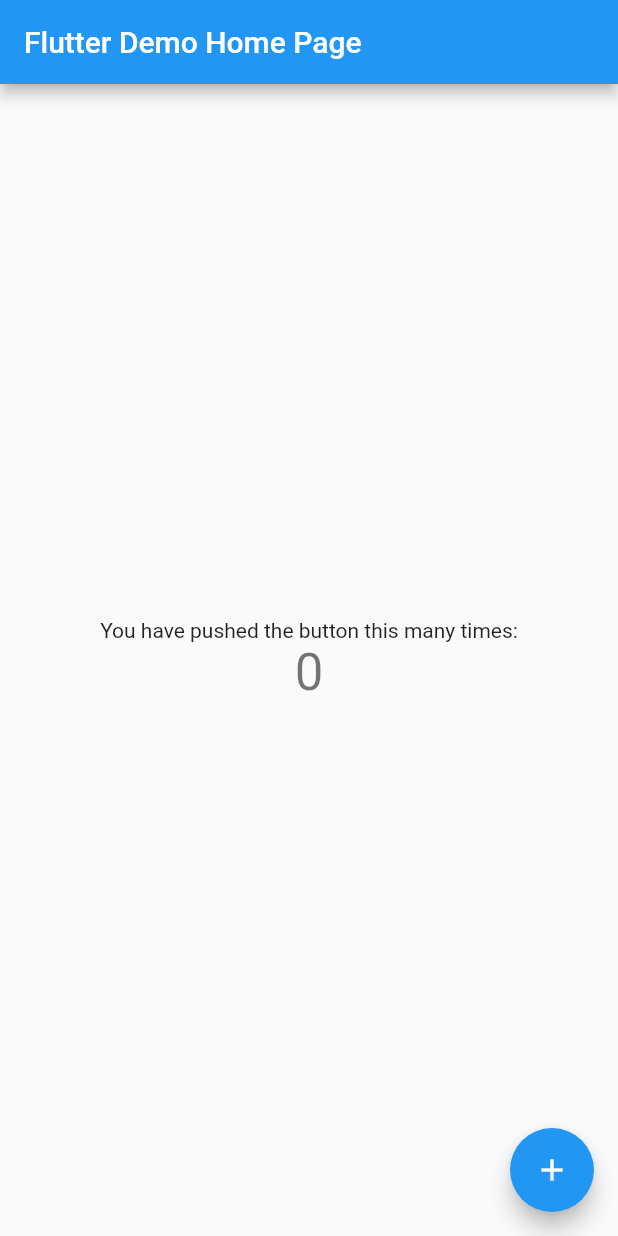
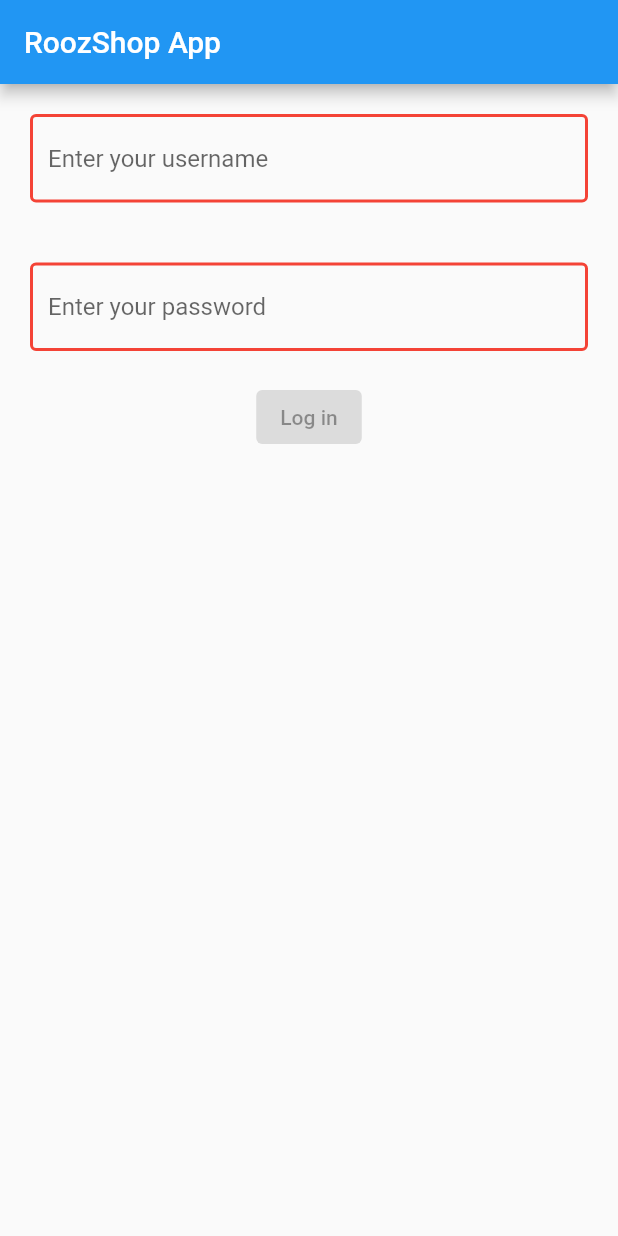
Before and after one commit to maroozrokh/shopingApp1, a Flutter app: the screen it shows after launch, on a phone screen of 412 x 824 dp. Run offline on Flutter 3.47's test engine with Material 2 defaults, Android fonts, the light colour scheme and no system bars; statements that could not run were skipped.

Commit message:
first commit

```diff
--- /dev/null
+++ b/lib/MyHomePage.dart
@@ -0,0 +1,50 @@
+import 'package:flutter/cupertino.dart';
+import 'package:flutter/material.dart';
+
+class MyHomePage extends StatefulBuilder {
+  const MyHomePage({super.key});
+
+
+  final String title;
+
+  @override
+  State<MyHomePage> createState() => _MyHomePageState();
+}
+
+class _MyHomePageState extends State<MyHomePage> {
+  // int _counter = 0;
+
+  // void _incrementCounter() {
+  //   setState(() {
+
+  //     _counter++;
+  //   });
+  // }
+
+  @override
+  Widget build(BuildContext context) {
+
+    return Scaffold(
+      appBar: AppBar(
+        title: Text(widget.title),
+      ),
+      body: Center(
+        child: Column(
+          children: <Widget>[
+            const Text(
+              'You have pushed the button this many times:',
+            ),
+            Text('hi'
+              ,
+              style: Theme.of(context).textTheme.headline4,
+            ),
+          ],
+        ),
+      ),
+      floatingActionButton: FloatingActionButton(
+        onPressed: (){},
+          child: const Icon(Icons.add),
+      ),
+    );
+  }
+}
--- /dev/null
+++ b/lib/log_in.dart
@@ -0,0 +1,111 @@
+import 'package:flutter/cupertino.dart';
+import 'package:flutter/material.dart';
+
+class LogIn extends StatefulWidget {
+  const LogIn({super.key});
+
+  @override
+  State<LogIn> createState() => _LogIn();
+}
+
+class _LogIn extends State<LogIn> {
+  get child => null;
+
+  @override
+  Widget build(BuildContext context) {
+    return Scaffold(
+      appBar: AppBar(title: Text("RoozShop App")),
+      body:Center(
+
+        child: Column(
+
+         children: const <Widget>[
+
+            Padding(padding: EdgeInsets.all(20),
+            child:
+               TextField(
+
+                decoration:  InputDecoration(
+                  focusedBorder: OutlineInputBorder(
+                    // borderRadius:  BorderRadius.circular(12),
+                    borderSide: BorderSide(color: Colors.green, width: 2.0),
+
+                  ),
+                  enabledBorder: OutlineInputBorder(
+                    borderSide: BorderSide(color: Colors.red, width: 2.0),
+
+                  ),
+
+                  hintText: 'Enter your username',
+
+                ),
+                // onSubmitted: (String value){
+                //   debugPrint(value);
+                // },
+                // controller: _controller,
+                // onSubmitted: (String value) {
+                //   debugPrint(value);
+                // },
+                           ),),
+
+
+        Padding(padding: EdgeInsets.all(20),
+            child:
+               TextField(
+
+                decoration:  InputDecoration(
+                    // border:  OutlineInputBorder(
+                    // borderRadius: BorderRadius.circular(6)),
+
+                  focusedBorder: OutlineInputBorder(
+                    // borderRadius: BorderRadius.circular(20),
+
+                    borderSide: BorderSide(color: Colors.green, width: 2.0 ),
+
+                  ),
+                  enabledBorder: OutlineInputBorder(
+                    borderSide: BorderSide(color: Colors.red, width: 2.0),
+
+                  ),
+
+
+                  hintText: 'Enter your password',
+
+                ),
+                // onSubmitted: (String value){
+                //   debugPrint(value);
+                // },
+                // controller: _controller,
+                // onSubmitted: (String value) {
+                //   debugPrint(value);
+                // },
+                           ),),
+
+         ElevatedButton(onPressed: (){
+          print('mahsa'),
+
+
+              } , child: Text('Log in')),
+
+
+
+
+
+         ],
+
+
+
+        ),
+
+
+
+
+
+      ),
+
+
+
+
+    );
+  }
+}
--- a/lib/main.dart
+++ b/lib/main.dart
@@ -1,3 +1,4 @@
+import 'package:first_pro/log_in.dart';
 import 'package:flutter/material.dart';
 
 void main() {
@@ -7,109 +8,15 @@
 class MyApp extends StatelessWidget {
   const MyApp({super.key});
 
-  // This widget is the root of your application.
   @override
   Widget build(BuildContext context) {
     return MaterialApp(
       title: 'Flutter Demo',
       theme: ThemeData(
-        // This is the theme of your application.
-        //
-        // Try running your application with "flutter run". You'll see the
-        // application has a blue toolbar. Then, without quitting the app, try
-        // changing the primarySwatch below to Colors.green and then invoke
-        // "hot reload" (press "r" in the console where you ran "flutter run",
-        // or simply save your changes to "hot reload" in a Flutter IDE).
-        // Notice that the counter didn't reset back to zero; the application
-        // is not restarted.
+
         primarySwatch: Colors.blue,
       ),
-      home: const MyHomePage(title: 'Flutter Demo Home Page'),
+      home: const LogIn(),
     );
   }
 }
-
-class MyHomePage extends StatefulWidget {
-  const MyHomePage({super.key, required this.title});
-
-  // This widget is the home page of your application. It is stateful, meaning
-  // that it has a State object (defined below) that contains fields that affect
-  // how it looks.
-
-  // This class is the configuration for the state. It holds the values (in this
-  // case the title) provided by the parent (in this case the App widget) and
-  // used by the build method of the State. Fields in a Widget subclass are
-  // always marked "final".
-
-  final String title;
-
-  @override
-  State<MyHomePage> createState() => _MyHomePageState();
-}
-
-class _MyHomePageState extends State<MyHomePage> {
-  int _counter = 0;
-
-  void _incrementCounter() {
-    setState(() {
-      // This call to setState tells the Flutter framework that something has
-      // changed in this State, which causes it to rerun the build method below
-      // so that the display can reflect the updated values. If we changed
-      // _counter without calling setState(), then the build method would not be
-      // called again, and so nothing would appear to happen.
-      _counter++;
-    });
-  }
-
-  @override
-  Widget build(BuildContext context) {
-    // This method is rerun every time setState is called, for instance as done
-    // by the _incrementCounter method above.
-    //
-    // The Flutter framework has been optimized to make rerunning build methods
-    // fast, so that you can just rebuild anything that needs updating rather
-    // than having to individually change instances of widgets.
-    return Scaffold(
-      appBar: AppBar(
-        // Here we take the value from the MyHomePage object that was created by
-        // the App.build method, and use it to set our appbar title.
-        title: Text(widget.title),
-      ),
-      body: Center(
-        // Center is a layout widget. It takes a single child and positions it
-        // in the middle of the parent.
-        child: Column(
-          // Column is also a layout widget. It takes a list of children and
-          // arranges them vertically. By default, it sizes itself to fit its
-          // children horizontally, and tries to be as tall as its parent.
-          //
-          // Invoke "debug painting" (press "p" in the console, choose the
-          // "Toggle Debug Paint" action from the Flutter Inspector in Android
-          // Studio, or the "Toggle Debug Paint" command in Visual Studio Code)
-          // to see the wireframe for each widget.
-          //
-          // Column has various properties to control how it sizes itself and
-          // how it positions its children. Here we use mainAxisAlignment to
-          // center the children vertically; the main axis here is the vertical
-          // axis because Columns are vertical (the cross axis would be
-          // horizontal).
-          mainAxisAlignment: MainAxisAlignment.center,
-          children: <Widget>[
-            const Text(
-              'You have pushed the button this many times:',
-            ),
-            Text(
-              '$_counter',
-              style: Theme.of(context).textTheme.headline4,
-            ),
-          ],
-        ),
-      ),
-      floatingActionButton: FloatingActionButton(
-        onPressed: _incrementCounter,
-        tooltip: 'Increment',
-        child: const Icon(Icons.add),
-      ), // This trailing comma makes auto-formatting nicer for build methods.
-    );
-  }
-}
```
